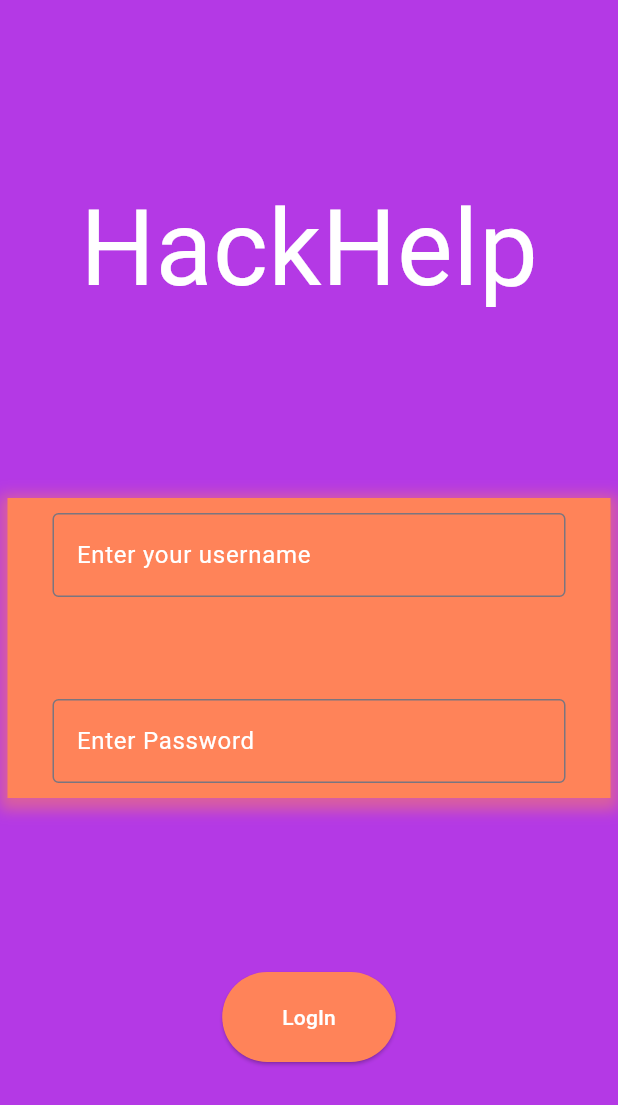
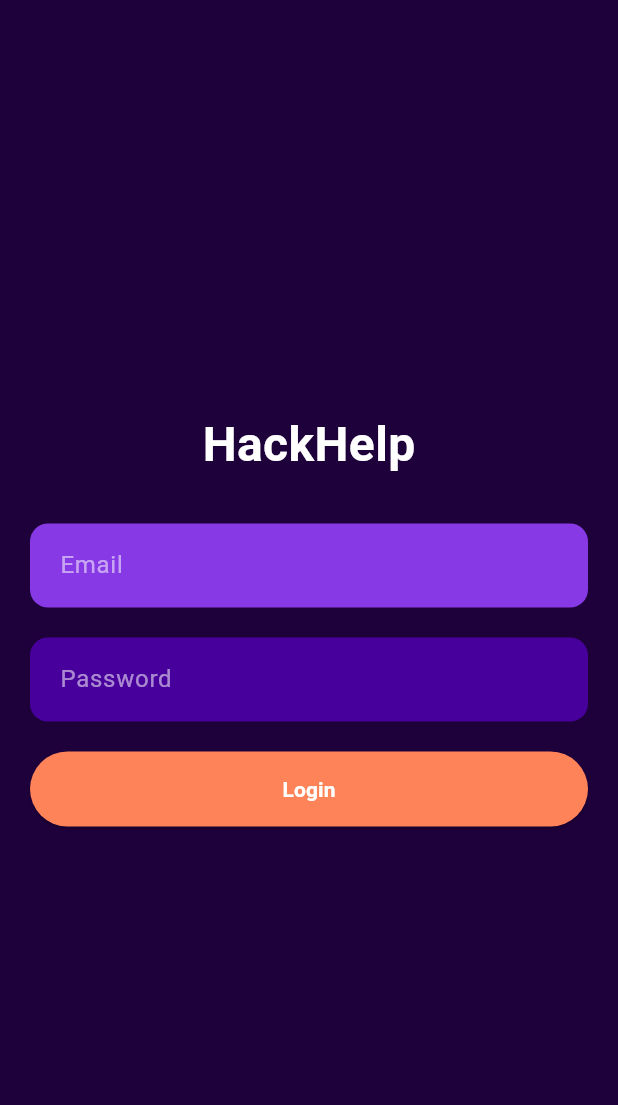
Before and after one commit to Pitza2/hackathon-app, a Flutter app: the screen it shows after launch, on a phone screen of 412 x 824 dp. Shown: the top 1105 px of the screen. Run offline on Flutter 3.47's test engine with Material 3 defaults, Android fonts, the light colour scheme and no system bars.

Commit message:
UI remodel + new Issue and my Issues buttons

```diff
--- a/hackathonApp/lib/Screens/RegisterScreen.dart
+++ b/hackathonApp/lib/Screens/RegisterScreen.dart
@@ -41,72 +41,83 @@ class _LogInScreenState extends State<LogInScreen> {
     }
 
     return Scaffold(
-      backgroundColor: const Color.fromRGBO(180, 57, 229, 34),
-      body: Center(
+      backgroundColor: const Color(0xFF1E003B),
+      body: SafeArea(
+        child: Padding(
+          padding: const EdgeInsets.all(20.0),
           child: Column(
-        mainAxisAlignment: MainAxisAlignment.spaceEvenly,
+            mainAxisAlignment: MainAxisAlignment.center,
             children: [
-          Text(
-            "HackHelp",
-            style: TextStyle(color: Colors.white, fontSize: 70),
-          ),
-          Container(
-
-              height: 200,
-              width: double.infinity,
-              padding: EdgeInsets.symmetric(horizontal: 30,vertical: 10),
-              margin: EdgeInsets.symmetric(horizontal: 5),
-              decoration: BoxDecoration(
-                color: const Color.fromARGB(255, 255, 131, 89),
-                  boxShadow: [
-                    BoxShadow(
-                      color:  const Color.fromARGB(255, 255, 131, 89).withOpacity(0.5),
-                      spreadRadius: 5,
-                      blurRadius: 7,
-                      offset: Offset(0, 3), // changes position of shadow
-                    ),
-                  ]
-              ),
-              child: Center(
-                child: Column(
-                  mainAxisAlignment: MainAxisAlignment.spaceBetween,
-                  children: <Widget>[
-                    TextFormField(
-                      controller: usernameController,
-                      style: TextStyle(color: Colors.white),
-                      decoration: const InputDecoration(
-                        border: OutlineInputBorder(),
-                        floatingLabelStyle: TextStyle(color: Colors.white),
-                        labelStyle: TextStyle(color: Colors.white),
-                        labelText: 'Enter your username',
+              const Text(
+                'HackHelp',
+                style: TextStyle(
+                  color: Colors.white,
+                  fontSize: 32.0,
+                  fontWeight: FontWeight.bold,
                 ),
               ),
-                    TextFormField(
+              const SizedBox(height: 30.0),
+              TextField(
+                controller: usernameController,
+                style: const TextStyle(color: Colors.white),
+                decoration: InputDecoration(
+                  hintText: 'Email',
+                  hintStyle: const TextStyle(color: Colors.white54),
+                  filled: true,
+                  fillColor: const Color(0xFF8739E5),
+                  border: OutlineInputBorder(
+                    borderRadius: BorderRadius.circular(12.0),
+                    borderSide: BorderSide.none,
+                  ),
+                  contentPadding: const EdgeInsets.all(16.0),
+                ),
+              ),
+              const SizedBox(height: 20.0),
+              TextField(
                 controller: passwordController,
-                      style: TextStyle(color: Colors.white),
-                      decoration: const InputDecoration(
-                        border: OutlineInputBorder(),
-                        floatingLabelStyle: TextStyle(color: Colors.white),
-                        labelStyle: TextStyle(color: Colors.white),
-                        labelText: 'Enter Password',
+                style: const TextStyle(color: Colors.white),
+                obscureText: true,
+                decoration: InputDecoration(
+                  hintText: 'Password',
+                  hintStyle: const TextStyle(color: Colors.white54),
+                  filled: true,
+                  fillColor: const Color(0xFF47009C),
+                  border: OutlineInputBorder(
+                    borderRadius: BorderRadius.circular(12.0),
+                    borderSide: BorderSide.none,
                   ),
-                      onFieldSubmitted: tryLogin,
-                      obscureText: true,
+                  contentPadding: const EdgeInsets.all(16.0),
+                ),
+              ),
+              const SizedBox(height: 20.0),
+              SizedBox(
+                width: double.infinity,
+                height: 50.0,
+                child: ElevatedButton(
+                  style: const ButtonStyle(
+                      padding: MaterialStatePropertyAll<EdgeInsets>(
+                          EdgeInsets.symmetric(horizontal: 16, vertical: 12)),
+                      backgroundColor:
+                          MaterialStatePropertyAll<Color>(Color(0xFFFF8359))),
+                  onPressed: tryLogin,
+                  // color: Color(0xFFFF8359),
+                  // shape: RoundedRectangleBorder(
+                  //   borderRadius: BorderRadius.circular(12.0),
+                  // ),
+
+                  child: const Text(
+                    'Login',
+                    style: TextStyle(
+                      color: Colors.white,
+                      fontWeight: FontWeight.bold,
+                    ),
+                  ),
+                ),
               ),
             ],
           ),
-              )),
-          ElevatedButton(
-            onPressed: tryLogin,
-            child: Text("LogIn", style: TextStyle(color: Colors.white)),
-            style: ButtonStyle(
-                padding: MaterialStatePropertyAll<EdgeInsets>(
-                    EdgeInsets.symmetric(horizontal: 40, vertical: 20)),
-                backgroundColor: MaterialStatePropertyAll<Color>(
-                    Color.fromARGB(255, 255, 131, 89))),
-          )
-        ],
-      )),
+        ),
+      ),
     );
   }
 }
```
Also changed, not shown: hackathonApp/lib/Screens/HomeScreen.dart (+63 -15 lines), hackathonApp/lib/Screens/IssueViewScreen.dart (+5 -5 lines). Lines whose indentation alone changed are shown as unchanged.
